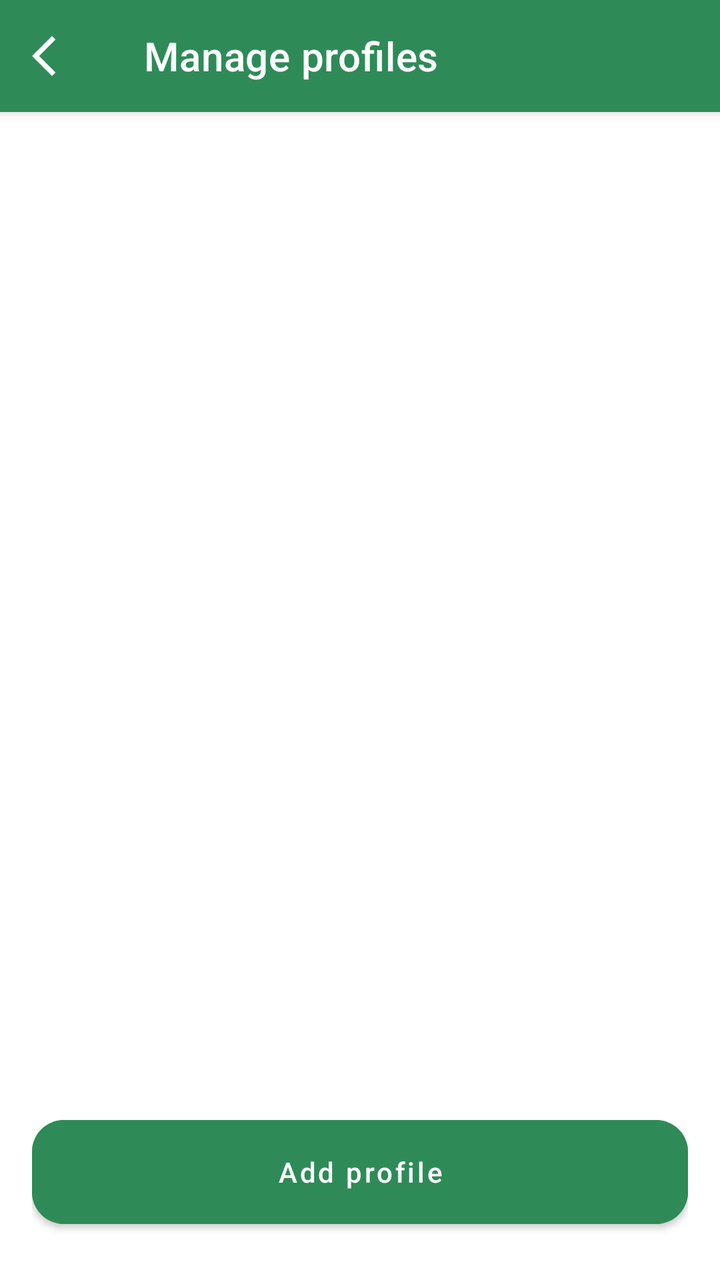
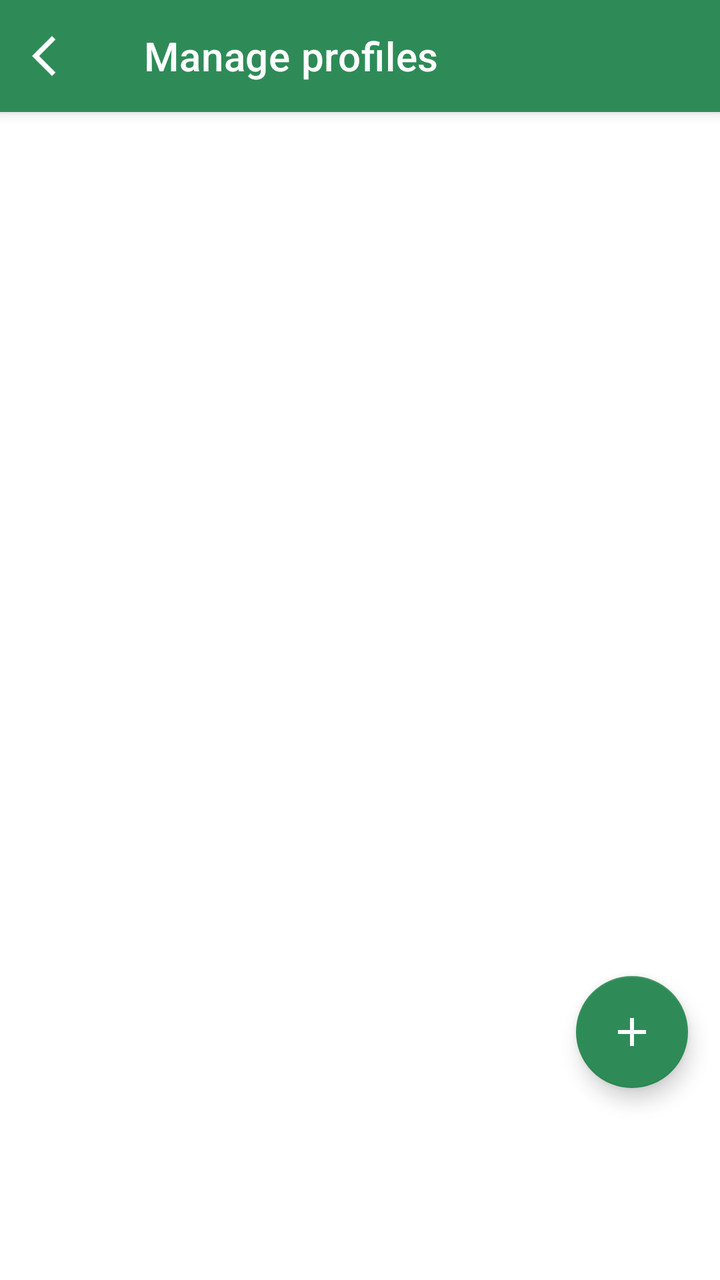

Two renders of the same Android screen: before a commit and after it. Below are the layout's source before the change and the commit's diff.
<!-- AndroidManifest.xml: application theme Theme.Switchly -->
<!-- res/layout/activity_manage_profiles.xml -->
<?xml version="1.0" encoding="utf-8"?>
<androidx.coordinatorlayout.widget.CoordinatorLayout
    xmlns:android="http://schemas.android.com/apk/res/android"
    xmlns:app="http://schemas.android.com/apk/res-auto"
    android:layout_width="match_parent"
    android:layout_height="match_parent">

    
    <com.google.android.material.appbar.AppBarLayout
        android:layout_width="match_parent"
        android:layout_height="wrap_content"
        android:fitsSystemWindows="true">

        <com.google.android.material.appbar.MaterialToolbar
            android:id="@+id/toolbar"
            style="@style/Switchly.TopBar"
            android:layout_width="match_parent"
            android:layout_height="wrap_content"
            android:minHeight="?attr/actionBarSize"
            app:title="@string/manage_profiles"
            app:navigationIcon="@drawable/arrow_back_ios_24" />
    </com.google.android.material.appbar.AppBarLayout>

    
    <LinearLayout
        android:orientation="vertical"
        android:layout_width="match_parent"
        android:layout_height="match_parent"
        android:paddingStart="16dp"
        android:paddingEnd="16dp"
        android:paddingTop="12dp"
        android:paddingBottom="20dp"
        app:layout_behavior="@string/appbar_scrolling_view_behavior">

        <ListView
            android:id="@+id/listProfiles"
            android:layout_width="match_parent"
            android:layout_height="0dp"
            android:layout_weight="1"
            android:divider="@android:color/transparent"
            android:dividerHeight="0dp"
            android:clipToPadding="false"
            android:paddingTop="2dp"
            android:paddingBottom="2dp" />

        <com.google.android.material.button.MaterialButton
            android:id="@+id/btnAdd"
            android:layout_width="match_parent"
            android:layout_height="wrap_content"
            android:text="@string/add_profile"
            android:layout_marginTop="8dp"
            android:layout_marginBottom="8dp"
            android:backgroundTint="?attr/colorPrimary"
            android:textColor="@android:color/white" />

    </LinearLayout>

</androidx.coordinatorlayout.widget.CoordinatorLayout>
<!-- resources referenced by this layout -->
<resources>
  <!-- drawable arrow_back_ios_24 (drawable) -->
  <vector xmlns:android="http://schemas.android.com/apk/res/android"
      android:width="24dp"
      android:height="24dp"
      android:viewportWidth="960"
      android:viewportHeight="960">
    <path
        android:pathData="M400,880 L0,480l400,-400 71,71 -329,329 329,329 -71,71Z"
        android:fillColor="?attr/colorOnSurface"/>
  </vector>
  <string name="add_profile">Add profile</string>
  <string name="manage_profiles">Manage profiles</string>
  <style name="Switchly.TopBar" parent="Widget.MaterialComponents.Toolbar">
          
          <item name="android:background">?attr/colorPrimary</item>
          <item name="backgroundTint">?attr/colorPrimary</item>
  
          
          <item name="titleTextColor">@android:color/white</item>
  
          
          <item name="navigationIconTint">@android:color/white</item>
      </style>
  <color name="accent_default_green">#2E8B57</color>
  <style name="Switchly.Button" parent="Widget.MaterialComponents.Button">
          <item name="backgroundTint">?attr/colorPrimary</item>
          <item name="android:textColor">@android:color/white</item>
          <item name="cornerRadius">16dp</item>
          <item name="android:textAllCaps">false</item>
          <item name="android:insetTop">0dp</item>
          <item name="android:insetBottom">0dp</item>
          <item name="android:minHeight">52dp</item>
      </style>
  <style name="Switchly.Fab" parent="Widget.MaterialComponents.FloatingActionButton">
          <item name="backgroundTint">?attr/colorPrimary</item>
          <item name="tint">@android:color/white</item>
      </style>
  <style name="Switchly.Card" parent="Widget.MaterialComponents.CardView">
          <item name="shapeAppearance">@style/ShapeAppearance.Switchly.Card</item>
          <item name="cardBackgroundColor">@color/switchly_card_bg</item>
          <item name="strokeColor">@color/switchly_card_stroke</item>
          <item name="strokeWidth">1dp</item>
          <item name="cardElevation">2dp</item>
          <item name="cardUseCompatPadding">true</item>
      </style>
  <style name="Switchly.TextInputLayout" parent="Widget.MaterialComponents.TextInputLayout.OutlinedBox">
          <item name="boxStrokeWidth">1dp</item>
          <item name="boxStrokeWidthFocused">2dp</item>
          <item name="boxCornerRadiusTopStart">12dp</item>
          <item name="boxCornerRadiusTopEnd">12dp</item>
          <item name="boxCornerRadiusBottomStart">12dp</item>
          <item name="boxCornerRadiusBottomEnd">12dp</item>
      </style>
  <style name="Switchly.AutoCompleteText" parent="Widget.MaterialComponents.AutoCompleteTextView.OutlinedBox">
          <item name="android:minHeight">56dp</item>
          <item name="android:paddingTop">12dp</item>
          <item name="android:paddingBottom">12dp</item>
          <item name="android:textAppearance">@style/TextAppearance.MaterialComponents.Body1</item>
      </style>
  <style name="ThemeOverlay.Switchly.Dialog" parent="ThemeOverlay.MaterialComponents.MaterialAlertDialog">
          <item name="colorControlActivated">?attr/colorPrimary</item>
          <item name="colorControlHighlight">?attr/colorPrimary</item>
          <item name="colorAccent">?attr/colorPrimary</item>
      </style>
  <style name="ShapeAppearance.Switchly.Card" parent="ShapeAppearance.MaterialComponents.LargeComponent">
          <item name="cornerFamily">rounded</item>
          <item name="cornerSize">26dp</item>
      </style>
  <color name="switchly_card_bg">#F7FFFFFF</color>
  <color name="switchly_card_stroke">#14000000</color>
  <!-- unchanged entries left out for length: 1 -->
</resources>

<!-- the commit's change to res/layout/activity_manage_profiles.xml (unified diff, before → after) -->
@@ -29,7 +29,7 @@
         android:paddingStart="16dp"
         android:paddingEnd="16dp"
         android:paddingTop="12dp"
-        android:paddingBottom="20dp"
+        android:paddingBottom="96dp"
         app:layout_behavior="@string/appbar_scrolling_view_behavior">
 
         <ListView
@@ -43,16 +43,17 @@
             android:paddingTop="2dp"
             android:paddingBottom="2dp" />
 
-        <com.google.android.material.button.MaterialButton
-            android:id="@+id/btnAdd"
-            android:layout_width="match_parent"
-            android:layout_height="wrap_content"
-            android:text="@string/add_profile"
-            android:layout_marginTop="8dp"
-            android:layout_marginBottom="8dp"
-            android:backgroundTint="?attr/colorPrimary"
-            android:textColor="@android:color/white" />
 
     </LinearLayout>
 
+    <com.google.android.material.floatingactionbutton.FloatingActionButton
+        android:id="@+id/fabAdd"
+        android:layout_width="wrap_content"
+        android:layout_height="wrap_content"
+        android:layout_gravity="bottom|end"
+        android:layout_marginEnd="16dp"
+        android:layout_marginBottom="96dp"
+        android:contentDescription="@string/add_profile"
+        app:srcCompat="@drawable/add_24" />
+
 </androidx.coordinatorlayout.widget.CoordinatorLayout>
<!-- resource entries referenced after the edit -->
@@ -1,5 +1,15 @@
 <!-- resources referenced by this layout -->
 <resources>
+  <!-- drawable add_24 (drawable) -->
+  <vector xmlns:android="http://schemas.android.com/apk/res/android"
+      android:width="24dp"
+      android:height="24dp"
+      android:viewportWidth="960"
+      android:viewportHeight="960">
+    <path
+        android:pathData="M440,520L200,520v-80h240v-240h80v240h240v80L520,520v240h-80v-240Z"
+        android:fillColor="?attr/colorOnSurface"/>
+  </vector>
   <!-- drawable arrow_back_ios_24 (drawable) -->
   <vector xmlns:android="http://schemas.android.com/apk/res/android"
       android:width="24dp"
